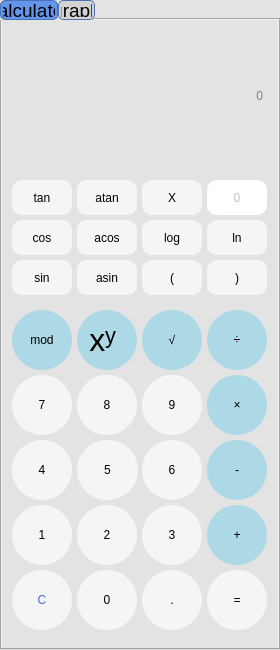
This is src/view/view.ui in risahamm/SmartCalc-v2.0 as Qt 5 draws it before an edit. The edited form follows.
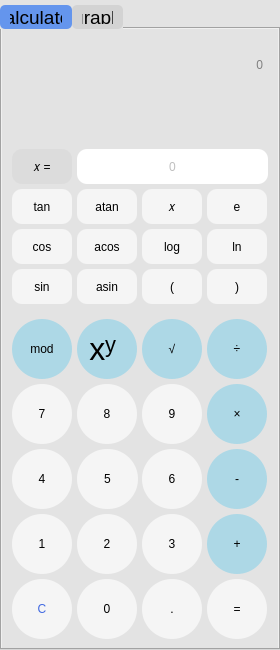
This is the edited form. Icons and pictures are not drawn. Custom widgets are drawn as their Qt base class.

Commit message: VIEW Added: добавила e_button, backspace_button, перенесла x_input лейбл

```diff
--- a/src/view/view.ui
+++ b/src/view/view.ui
@@ -67,12 +67,20 @@
       <height>650</height>
      </size>
     </property>
+    <property name="font">
+     <font>
+      <family>Helvetica</family>
+     </font>
+    </property>
     <property name="styleSheet">
      <string notr="true">QTabBar::tab {
+	margin-top: 5px;
       background-color: #D3D3D3;
-      border: 1px solid #4973b4;
+      /*border: 1px solid #4973b4;*/
       border-radius: 5%;
-      padding: 2px;
+      padding: 5px;
+	 padding-left: 10px;
+      padding-right: 10px;
       font: 14pt;
       color: #000000;
       }
@@ -1360,7 +1368,7 @@
         }</string>
       </property>
       <property name="text">
-       <string>X</string>
+       <string>𝑥</string>
       </property>
      </widget>
      <widget class="QPushButton" name="two_button">
@@ -1455,7 +1463,7 @@
         <x>5</x>
         <y>0</y>
         <width>265</width>
-        <height>151</height>
+        <height>71</height>
        </rect>
       </property>
       <property name="styleSheet">
@@ -1477,9 +1485,9 @@
      <widget class="QLineEdit" name="x_value_input">
       <property name="geometry">
        <rect>
-        <x>205</x>
-        <y>160</y>
-        <width>60</width>
+        <x>75</x>
+        <y>120</y>
+        <width>191</width>
         <height>35</height>
        </rect>
       </property>
@@ -1505,6 +1513,114 @@
        <string>0</string>
       </property>
      </widget>
+     <widget class="QLabel" name="x_label">
+      <property name="geometry">
+       <rect>
+        <x>10</x>
+        <y>120</y>
+        <width>60</width>
+        <height>35</height>
+       </rect>
+      </property>
+      <property name="styleSheet">
+       <string notr="true">QLabel{
+        background-color: #DCDCDC;
+        border-width: 2px;
+        border-radius: 10%;
+        font: 18pt &quot;.AppleSystemUIFont&quot;;
+        color: #000000;
+        padding: 6px;
+        }</string>
+      </property>
+      <property name="text">
+       <string>𝑥 =</string>
+      </property>
+      <property name="alignment">
+       <set>Qt::AlignCenter</set>
+      </property>
+     </widget>
+     <widget class="QPushButton" name="e_button">
+      <property name="geometry">
+       <rect>
+        <x>205</x>
+        <y>160</y>
+        <width>60</width>
+        <height>35</height>
+       </rect>
+      </property>
+      <property name="autoFillBackground">
+       <bool>false</bool>
+      </property>
+      <property name="styleSheet">
+       <string notr="true">QPushButton{
+        background-color: #F5F5F5;
+        border-width: 2px;
+        border-radius: 10%;
+        font: 18pt &quot;.AppleSystemUIFont&quot;;
+        color: #000000;
+        padding: 6px;
+        }
+
+        QPushButton:hover{
+        background-color: #DCDCDC;
+        border-width: 2px;
+        border-radius: 10%;
+        padding: 6px;
+        font: 20pt &quot;.AppleSystemUIFont&quot;;
+        color: #000000;
+        }
+        QPushButton:pressed{
+        background-color: #D3D3D3;
+        border-width: 2px;
+        border-radius: 10%;
+        padding: 6px;
+        font: 20pt &quot;.AppleSystemUIFont&quot;;
+        color: #000000;
+        }</string>
+      </property>
+      <property name="text">
+       <string>e</string>
+      </property>
+     </widget>
+     <widget class="QPushButton" name="backspace_button">
+      <property name="geometry">
+       <rect>
+        <x>206</x>
+        <y>80</y>
+        <width>60</width>
+        <height>30</height>
+       </rect>
+      </property>
+      <property name="styleSheet">
+       <string notr="true">QPushButton{
+        background-color: none;
+        border: none;
+        }
+
+QPushButton:hover{
+        background-color: #DCDCDC;
+        border-radius: 10%;
+        }
+
+QPushButton:pressed{
+        background-color: #D3D3D3;
+        border-radius: 10%;
+        }</string>
+      </property>
+      <property name="text">
+       <string/>
+      </property>
+      <property name="icon">
+       <iconset resource="../resourses.qrc">
+        <normaloff>:/pics/backspace.svg</normaloff>:/pics/backspace.svg</iconset>
+      </property>
+      <property name="iconSize">
+       <size>
+        <width>30</width>
+        <height>25</height>
+       </size>
+      </property>
+     </widget>
     </widget>
     <widget class="QWidget" name="tab_graph">
      <property name="styleSheet">
```
Left out of the diff: 134 changed lines with no effect on the pictures. The commit also changes 4 other files.
